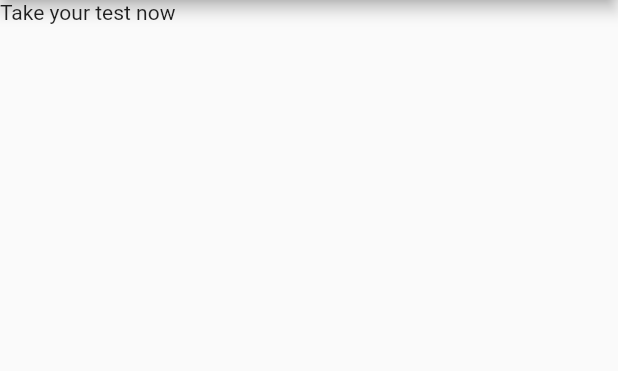
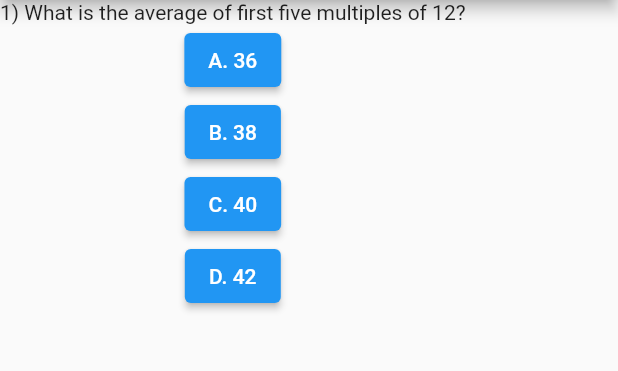
Before and after one commit to GILSMON/flutterAptitudeApp, a Flutter app: the screen it shows after launch, on a phone screen of 412 x 824 dp, the part 84-455 px from its top. Run offline on Flutter 3.47's test engine with Material 2 defaults, Android fonts, the phone set to English and light mode, and no system bars.

Commit message:
second commit

```diff
--- a/lib/main.dart
+++ b/lib/main.dart
@@ -1,17 +1,67 @@
 import 'package:flutter/material.dart';
+
+import './question.dart';
 
 void main() {
   runApp(MyApp());
 }
 
-class MyApp extends StatelessWidget {
+class MyApp extends StatefulWidget {
+
+
+  @override
+  State<StatefulWidget> createState() {
+    // TODO: implement createState
+    return _MyAppState();
+  }
+
+}
+class _MyAppState extends State<MyApp>{
+  var _questionIndex = 0;
+
+  void answerChoosen() {
+    setState(() {
+      _questionIndex = _questionIndex + 1;
+
+    });
+    print(_questionIndex);
+  }
+
   Widget build(BuildContext context) {
+    List<String> questions = ['what\'s your name', '10 + 5 = '];
+    var aptitudeQuestion = [
+      '1) What is the average of first five multiples of 12?',
+      '2) Average of five numbers is 20. If each number is multiplied by 2, what will be the new average?',
+      '3) If the average of three consecutive even numbers is 34, find the largest of these numbers.',
+      '4) 10 typists can type 600 pages in 8 hours.Find the average number of pages typed by each typist in an hour.',
+      '5) The average of Sohan\'s marks in 6 subjects is 74. If his average in five subjects excluding science is 70,how many marks he obtained in science?'
+    ];
     return MaterialApp(
       home: Scaffold(
         appBar: AppBar(
           title: Text('Aptitude test'),
         ),
-        body: Text('Take your test now'),
+        body: Column(
+          children: [
+            Question(aptitudeQuestion[_questionIndex]),
+            ElevatedButton(child: Text('A. 36'), onPressed: answerChoosen),
+            // pointing the function
+            ElevatedButton(
+              child: Text('B. 38'),
+              onPressed: () => print('chossen 2'),
+            ),
+            // one line function
+            ElevatedButton(
+                child: Text('C. 40'),
+                onPressed: () {
+                  print('choosen 3'); // more than one line function
+                }),
+            ElevatedButton(
+              child: Text('D. 42'),
+              onPressed: () => print('choosen 4'),
+            ),
+          ],
+        ),
       ),
     );
   }
--- /dev/null
+++ b/lib/question.dart
@@ -0,0 +1,12 @@
+import 'package:flutter/material.dart';
+
+class Question extends StatelessWidget {
+  String questionText;
+
+  Question(this.questionText);
+
+  @override
+  Widget build(BuildContext context) {
+    return Text(questionText);
+  }
+}
```
